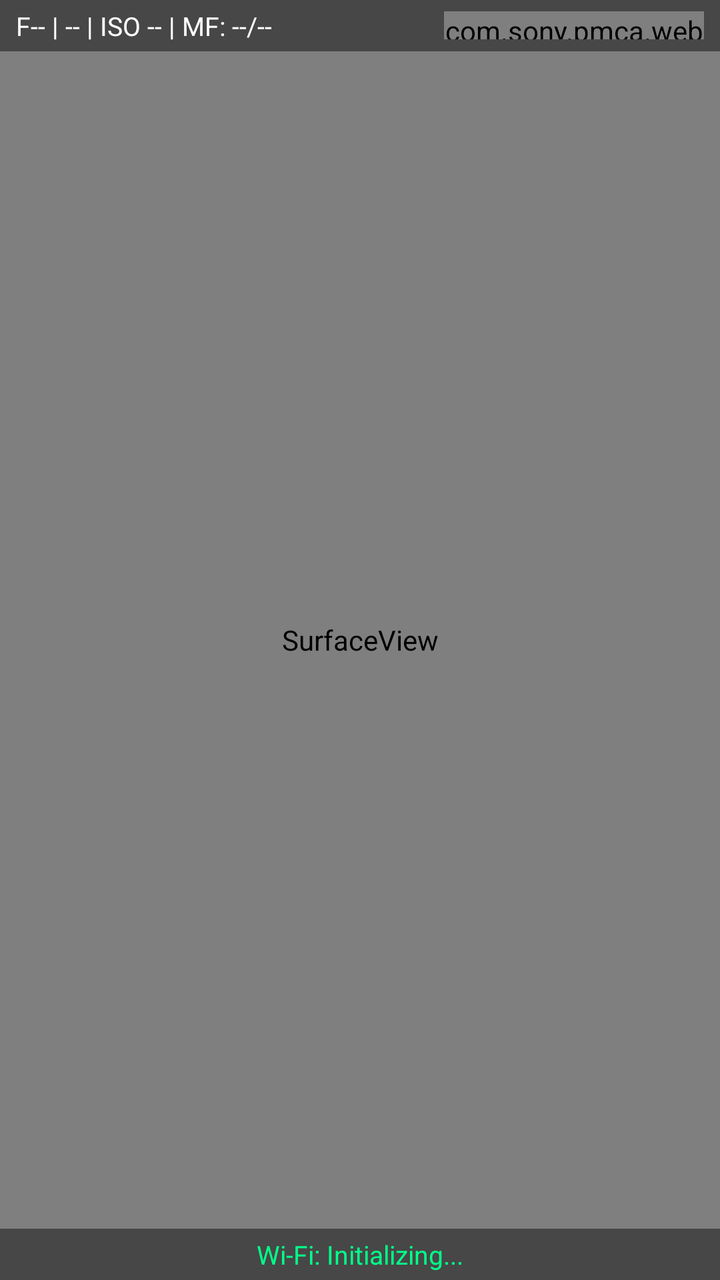
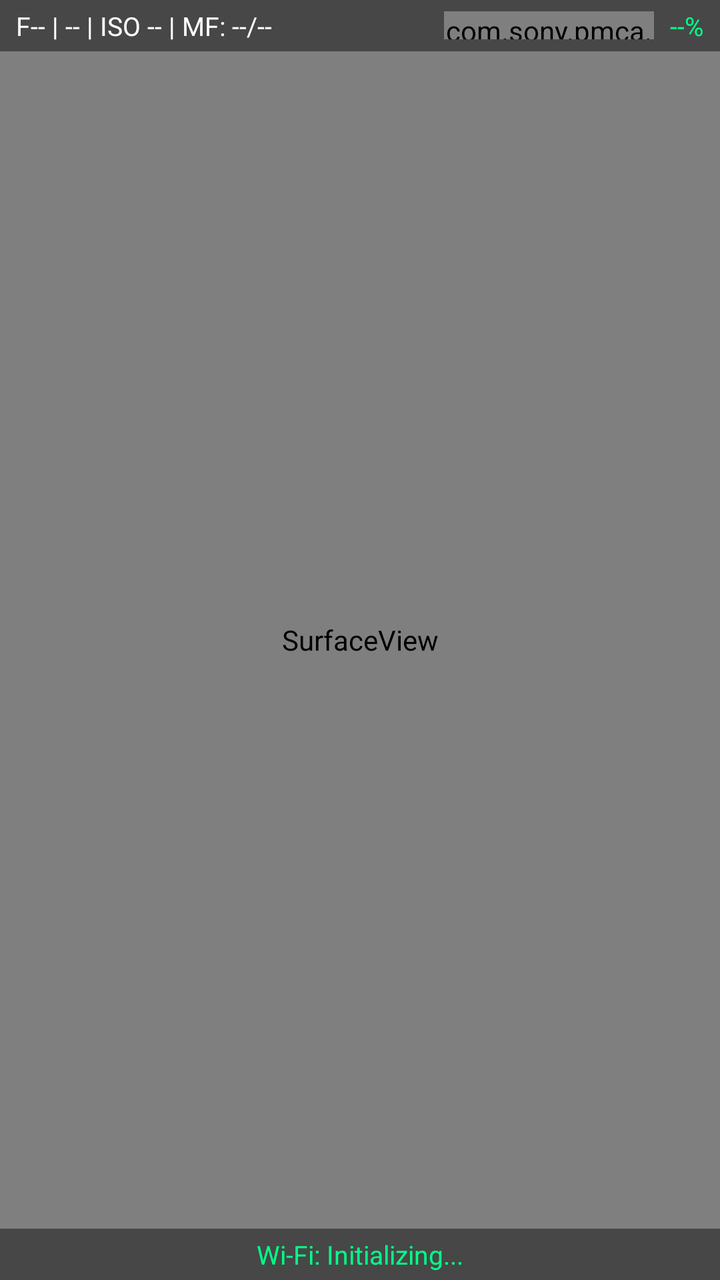

Two renders of the same Android screen: before a commit and after it. Below are the layout's source before the change and the commit's diff.
<!-- AndroidManifest.xml: activity theme android:Theme.Black.NoTitleBar.Fullscreen -->
<!-- res/layout/activity_macro_server.xml -->
<?xml version="1.0" encoding="utf-8"?>
<RelativeLayout xmlns:android="http://schemas.android.com/apk/res/android"
    android:layout_width="match_parent"
    android:layout_height="match_parent">

    <SurfaceView
        android:id="@+id/surfaceView"
        android:layout_width="match_parent"
        android:layout_height="match_parent" />

    <LinearLayout
        android:id="@+id/topBar"
        android:layout_width="match_parent"
        android:layout_height="wrap_content"
        android:layout_alignParentTop="true"
        android:background="#70000000"
        android:gravity="center_vertical"
        android:orientation="horizontal"
        android:paddingLeft="8dp"
        android:paddingTop="4dp"
        android:paddingRight="8dp"
        android:paddingBottom="4dp">

        <TextView
            android:id="@+id/tvCameraStatus"
            android:layout_width="0dp"
            android:layout_height="wrap_content"
            android:layout_weight="1"
            android:singleLine="true"
            android:text="F-- | -- | ISO -- | MF: --/--"
            android:textColor="#FFFFFF"
            android:textSize="13sp" />

        <com.sony.pmca.webcontrol.FocusScaleView
            android:id="@+id/vFocusScale"
            android:layout_width="130dp"
            android:layout_height="14dp"
            android:layout_marginLeft="8dp" />
    </LinearLayout>

    <TextView
        android:id="@+id/tvWifiStatus"
        android:layout_width="match_parent"
        android:layout_height="wrap_content"
        android:layout_alignParentBottom="true"
        android:background="#70000000"
        android:gravity="center"
        android:paddingLeft="8dp"
        android:paddingTop="4dp"
        android:paddingRight="8dp"
        android:paddingBottom="4dp"
        android:singleLine="true"
        android:text="Wi-Fi: Initializing..."
        android:textColor="#00FF88"
        android:textSize="13sp" />

</RelativeLayout>
<!-- resources referenced by this layout -->
<resources>

</resources>

<!-- the commit's change to res/layout/activity_macro_server.xml (unified diff, before → after) -->
@@ -33,9 +33,19 @@
 
         <com.sony.pmca.webcontrol.FocusScaleView
             android:id="@+id/vFocusScale"
-            android:layout_width="130dp"
+            android:layout_width="105dp"
             android:layout_height="14dp"
-            android:layout_marginLeft="8dp" />
+            android:layout_marginLeft="6dp" />
+
+        <TextView
+            android:id="@+id/tvBattery"
+            android:layout_width="wrap_content"
+            android:layout_height="wrap_content"
+            android:layout_marginLeft="8dp"
+            android:singleLine="true"
+            android:text="--%"
+            android:textColor="#00FF88"
+            android:textSize="13sp" />
     </LinearLayout>
 
     <TextView
